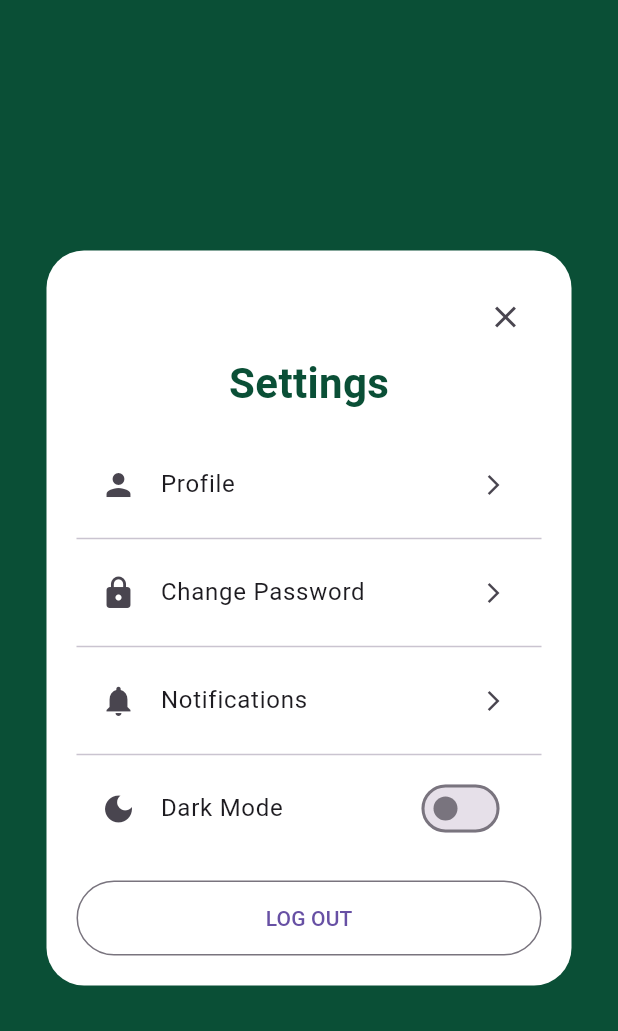
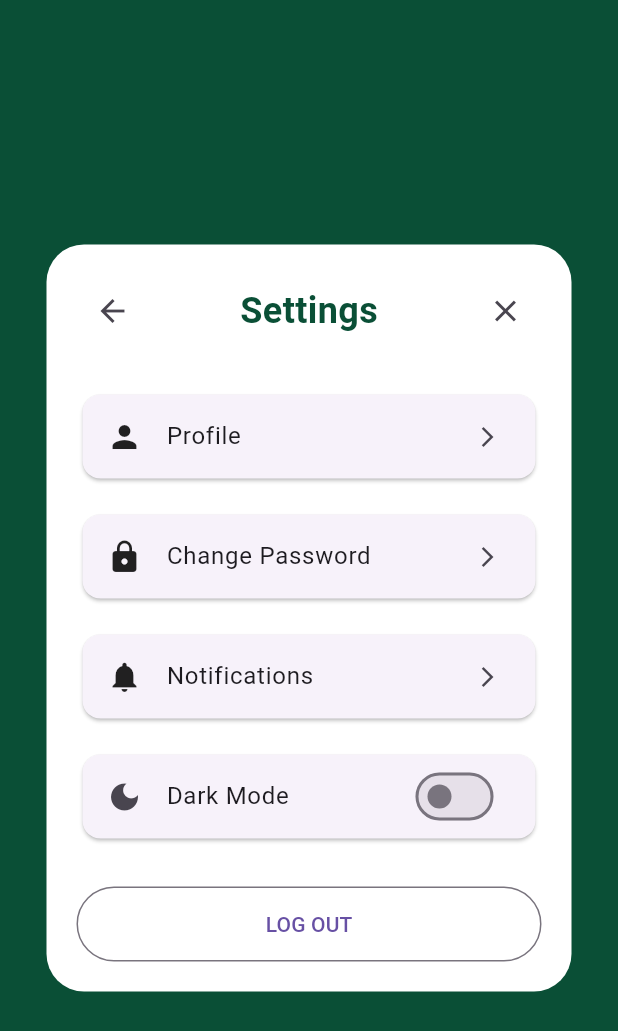
Before and after one commit to CR1SI/CarbonFootPrinters, a Flutter app: the SettingsScreen screen opened directly, on a phone screen of 412 x 824 dp. Shown: the top 1031 px of the screen. Run offline on Flutter 3.47's test engine with Material 3 defaults, Android fonts, the phone set to English and light mode, and no system bars.

Commit message:
fixed profile

```diff
--- a/front-end/carbon_foot_printer/lib/settings_screen.dart
+++ b/front-end/carbon_foot_printer/lib/settings_screen.dart
@@ -8,7 +8,8 @@ class SettingsScreen extends StatelessWidget {
   Widget build(BuildContext context) {
     return Scaffold(
       backgroundColor: const Color.fromARGB(255, 10, 79, 54),
-      body: Center(
+      body: SafeArea(
+        child: Center(
           child: Container(
             padding: const EdgeInsets.all(20),
             width: 350,
@@ -19,30 +20,35 @@ class SettingsScreen extends StatelessWidget {
             child: Column(
               mainAxisSize: MainAxisSize.min,
               children: [
-              // Close Button
-              Align(
-                alignment: Alignment.topRight,
-                child: IconButton(
-                  icon: const Icon(Icons.close),
+                // Header with Back + Title + Close
+                Row(
+                  mainAxisAlignment: MainAxisAlignment.spaceBetween,
+                  children: [
+                    IconButton(
+                      icon: const Icon(Icons.arrow_back),
                       onPressed: () => Navigator.pop(context),
                     ),
-              ),
-
                     const Text(
                       "Settings",
                       style: TextStyle(
-                  fontSize: 28,
+                        fontSize: 24,
                         fontWeight: FontWeight.bold,
                         color: Color.fromARGB(255, 10, 79, 54),
                       ),
                     ),
+                    IconButton(
+                      icon: const Icon(Icons.close),
+                      onPressed: () => Navigator.pop(context),
+                    ),
+                  ],
+                ),
                 const SizedBox(height: 20),
 
-              // Profile Button
-              ListTile(
-                leading: const Icon(Icons.person),
-                title: const Text("Profile"),
-                trailing: const Icon(Icons.arrow_forward_ios, size: 16),
+                // Profile
+                _settingsCard(
+                  context,
+                  icon: Icons.person,
+                  title: "Profile",
                   onTap: () {
                     Navigator.push(
                       context,
@@ -55,42 +61,39 @@ class SettingsScreen extends StatelessWidget {
                     );
                   },
                 ),
-              const Divider(),
-
-              // Change Password
-              ListTile(
-                leading: const Icon(Icons.lock),
-                title: const Text("Change Password"),
-                trailing: const Icon(Icons.arrow_forward_ios, size: 16),
+                _settingsCard(
+                  context,
+                  icon: Icons.lock,
+                  title: "Change Password",
                   onTap: () {},
                 ),
-              const Divider(),
-
-              // Notifications
-              ListTile(
-                leading: const Icon(Icons.notifications),
-                title: const Text("Notifications"),
-                trailing: const Icon(Icons.arrow_forward_ios, size: 16),
+                _settingsCard(
+                  context,
+                  icon: Icons.notifications,
+                  title: "Notifications",
                   onTap: () {},
                 ),
-              const Divider(),
-
-              // Dark Mode Toggle
-              SwitchListTile(
+                // Dark mode
+                Container(
+                  margin: const EdgeInsets.symmetric(vertical: 8),
+                  child: Card(
+                    shape: RoundedRectangleBorder(
+                      borderRadius: BorderRadius.circular(12),
+                    ),
+                    child: SwitchListTile(
                       title: const Text("Dark Mode"),
                       secondary: const Icon(Icons.dark_mode),
                       value: false,
-                onChanged: (val) {
-                  // hook up theme later
-                },
+                      onChanged: (val) {},
                     ),
+                  ),
+                ),
+
                 const SizedBox(height: 20),
 
                 // Log Out Button
                 OutlinedButton(
-                onPressed: () {
-                  // logout logic here
-                },
+                  onPressed: () {},
                   style: OutlinedButton.styleFrom(
                     minimumSize: const Size.fromHeight(50),
                   ),
@@ -100,6 +103,25 @@ class SettingsScreen extends StatelessWidget {
             ),
           ),
         ),
+      ),
+    );
+  }
+
+  Widget _settingsCard(BuildContext context,
+      {required IconData icon, required String title, required VoidCallback onTap}) {
+    return Container(
+      margin: const EdgeInsets.symmetric(vertical: 8),
+      child: Card(
+        shape: RoundedRectangleBorder(
+          borderRadius: BorderRadius.circular(12),
+        ),
+        child: ListTile(
+          leading: Icon(icon, color: Colors.black87),
+          title: Text(title),
+          trailing: const Icon(Icons.arrow_forward_ios, size: 16),
+          onTap: onTap,
+        ),
+      ),
     );
   }
 }
```
Also changed, not shown: front-end/carbon_foot_printer/lib/profile_screen.dart (+39 -12 lines). Lines whose indentation alone changed are shown as unchanged.
